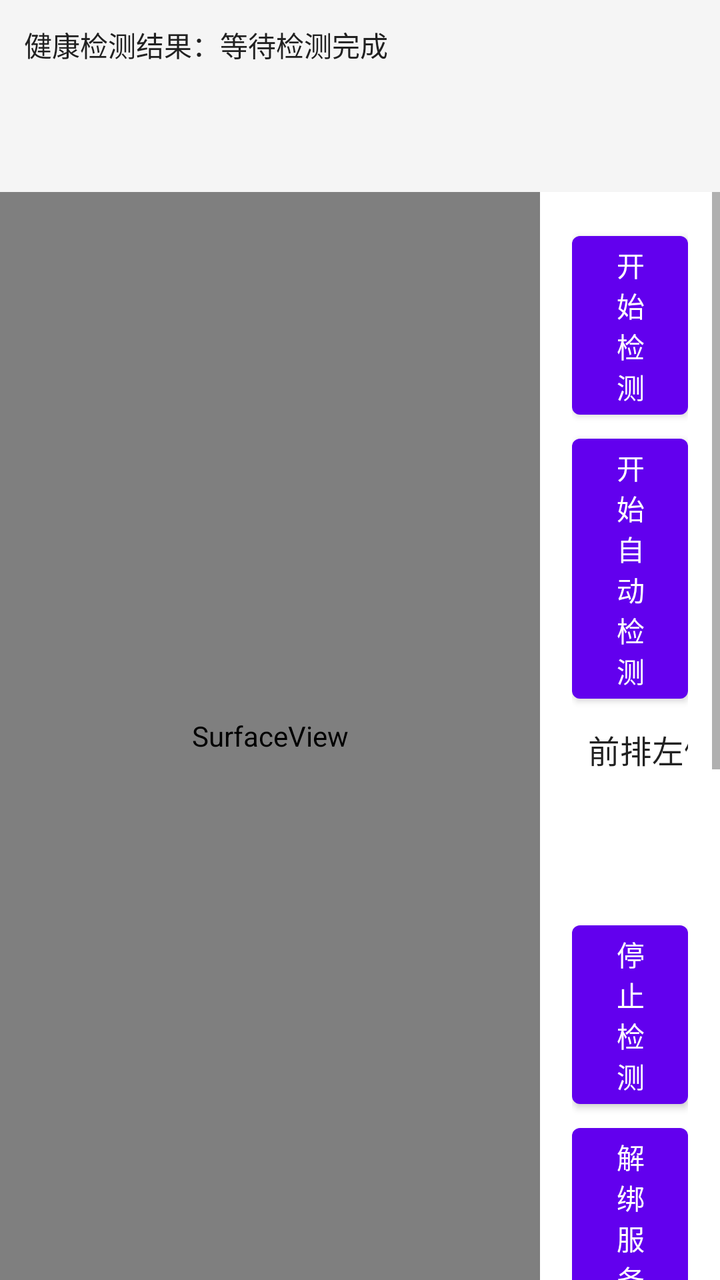
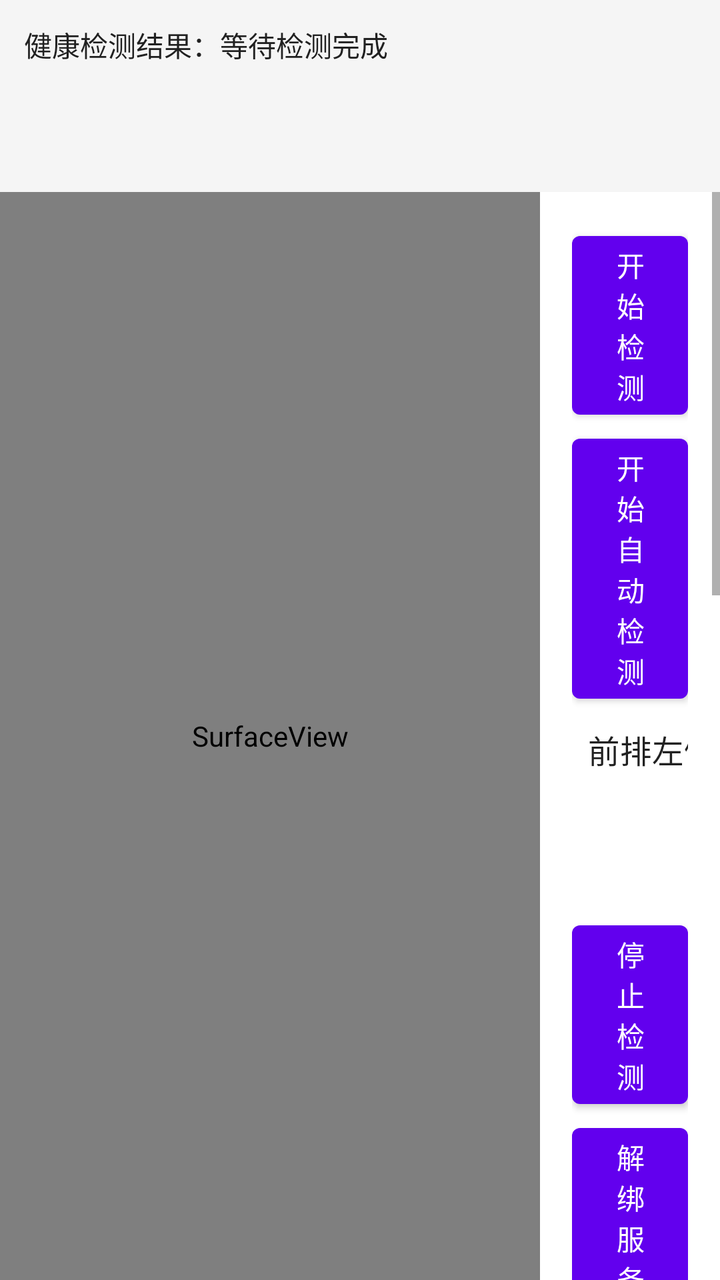

An Android layout rendered at two revisions. The XML below is the earlier revision; the diff shows what the commit changed to produce the second picture.
<!-- AndroidManifest.xml: application theme Theme.HealthDetectClient -->
<!-- res/layout/activity_main.xml -->
<?xml version="1.0" encoding="utf-8"?>
<LinearLayout xmlns:android="http://schemas.android.com/apk/res/android"
    android:layout_width="match_parent"
    android:layout_height="match_parent"
    android:orientation="vertical">

    <TextView
        android:id="@+id/tv_health_result"
        android:layout_width="match_parent"
        android:layout_height="wrap_content"
        android:background="#F5F5F5"
        android:minHeight="96dp"
        android:padding="12dp"
        android:text="@string/health_result_waiting"
        android:textColor="#212121"
        android:textIsSelectable="true" />

    <LinearLayout
        android:layout_width="match_parent"
        android:layout_height="0dp"
        android:layout_weight="1"
        android:gravity="center_vertical"
        android:orientation="horizontal">

        <SurfaceView
            android:id="@+id/sv_preview"
            android:layout_width="0dp"
            android:layout_height="match_parent"
            android:layout_weight="3"
            android:keepScreenOn="true" />

        <ScrollView
            android:layout_width="0dp"
            android:layout_height="match_parent"
            android:layout_weight="1"
            android:fillViewport="true">

        <LinearLayout
            android:layout_width="match_parent"
            android:layout_height="wrap_content"
            android:orientation="vertical"
            android:padding="16dp">

            <Button
                android:id="@+id/bt_bind"
                android:layout_width="match_parent"
                android:layout_height="wrap_content"
                android:text="@string/bt_bind" />

            <Button
                android:id="@+id/bt_auto"
                android:layout_width="match_parent"
                android:layout_height="wrap_content"
                android:text="@string/bt_auto" />

            <LinearLayout
                android:layout_width="match_parent"
                android:layout_height="wrap_content"
                android:orientation="horizontal">

                <Spinner
                    android:id="@+id/spinner_update_seat"
                    android:layout_width="0dp"
                    android:layout_height="wrap_content"
                    android:layout_weight="1"
                    android:entries="@array/update_seat_options"
                    android:spinnerMode="dropdown" />

                <Button
                    android:id="@+id/bt_update_seat"
                    android:layout_width="wrap_content"
                    android:layout_height="wrap_content"
                    android:text="@string/bt_update_seat" />
            </LinearLayout>

            <Button
                android:id="@+id/bt_stop_detect"
                android:layout_width="match_parent"
                android:layout_height="wrap_content"
                android:text="@string/bt_stop_detect" />

            <Button
                android:id="@+id/bt_unbind"
                android:layout_width="match_parent"
                android:layout_height="wrap_content"
                android:text="@string/bt_unbind" />

            <Button
                android:id="@+id/bt_toast"
                android:layout_width="match_parent"
                android:layout_height="wrap_content"
                android:text="@string/bt_toast" />

            <LinearLayout
                android:layout_width="match_parent"
                android:layout_height="wrap_content"
                android:orientation="horizontal">

                <EditText
                    android:id="@+id/et_preview_camera_id"
                    android:layout_width="0dp"
                    android:layout_height="wrap_content"
                    android:layout_weight="1"
                    android:hint="@string/hint_preview_camera_id"
                    android:inputType="number"
                    android:text="31" />

                <Button
                    android:id="@+id/bt_open_preview"
                    android:layout_width="wrap_content"
                    android:layout_height="wrap_content"
                    android:text="@string/bt_open_preview" />
            </LinearLayout>

            <Button
                android:id="@+id/bt_close_preview"
                android:layout_width="match_parent"
                android:layout_height="wrap_content"
                android:text="@string/bt_close_preview" />

            <Button
                android:id="@+id/bt_exit"
                android:layout_width="match_parent"
                android:layout_height="wrap_content"
                android:text="@string/bt_exit" />

        </LinearLayout>
        </ScrollView>
    </LinearLayout>

</LinearLayout>
<!-- resources referenced by this layout -->
<resources>
  <string-array name="update_seat_options">
          <item>前排左侧</item>
          <item>前排右侧</item>
          <item>后排左侧</item>
          <item>后排右侧</item>
      </string-array>
  <string name="bt_auto">开始自动检测</string>
  <string name="bt_bind">开始检测</string>
  <string name="bt_close_preview">关闭预览</string>
  <string name="bt_exit">退出程序</string>
  <string name="bt_open_preview">打开预览</string>
  <string name="bt_stop_detect">停止检测</string>
  <string name="bt_toast">当前检测座位</string>
  <string name="bt_unbind">解绑服务</string>
  <string name="bt_update_seat">更新座位</string>
  <string name="health_result_waiting">健康检测结果：等待检测完成</string>
  <string name="hint_preview_camera_id">设置摄像头ID，默认13</string>
  <style name="Theme.HealthDetectClient" parent="Theme.MaterialComponents.DayNight.DarkActionBar">
          
          <item name="colorPrimary">@color/purple_500</item>
          <item name="colorPrimaryVariant">@color/purple_700</item>
          <item name="colorOnPrimary">@color/white</item>
          
          <item name="colorSecondary">@color/teal_200</item>
          <item name="colorSecondaryVariant">@color/teal_700</item>
          <item name="colorOnSecondary">@color/black</item>
          
          <item name="android:statusBarColor">?attr/colorPrimaryVariant</item>
          
      </style>
  <color name="purple_500">#FF6200EE</color>
  <color name="purple_700">#FF3700B3</color>
  <color name="white">#FFFFFFFF</color>
  <color name="teal_200">#FF03DAC5</color>
  <color name="teal_700">#FF018786</color>
  <color name="black">#FF000000</color>
</resources>

<!-- the commit's change to res/layout/activity_main.xml (unified diff, before → after) -->
@@ -119,6 +119,27 @@
                 android:text="@string/bt_close_preview" />
 
             <Button
+                android:id="@+id/bt_start_face_tracking"
+                android:layout_width="match_parent"
+                android:layout_height="wrap_content"
+                android:text="@string/bt_start_face_tracking" />
+
+            <Button
+                android:id="@+id/bt_stop_face_tracking"
+                android:layout_width="match_parent"
+                android:layout_height="wrap_content"
+                android:text="@string/bt_stop_face_tracking" />
+
+            <TextView
+                android:id="@+id/tv_face_coordinates"
+                android:layout_width="match_parent"
+                android:layout_height="wrap_content"
+                android:minHeight="72dp"
+                android:padding="8dp"
+                android:text="@string/face_coordinates_waiting"
+                android:textIsSelectable="true" />
+
+            <Button
                 android:id="@+id/bt_exit"
                 android:layout_width="match_parent"
                 android:layout_height="wrap_content"
<!-- resource entries referenced after the edit -->
@@ -11,10 +11,13 @@
   <string name="bt_close_preview">关闭预览</string>
   <string name="bt_exit">退出程序</string>
   <string name="bt_open_preview">打开预览</string>
+  <string name="bt_start_face_tracking">开始获取人脸坐标</string>
   <string name="bt_stop_detect">停止检测</string>
+  <string name="bt_stop_face_tracking">停止获取人脸坐标</string>
   <string name="bt_toast">当前检测座位</string>
   <string name="bt_unbind">解绑服务</string>
   <string name="bt_update_seat">更新座位</string>
+  <string name="face_coordinates_waiting">人脸坐标：等待数据</string>
   <string name="health_result_waiting">健康检测结果：等待检测完成</string>
   <string name="hint_preview_camera_id">设置摄像头ID，默认13</string>
   <style name="Theme.HealthDetectClient" parent="Theme.MaterialComponents.DayNight.DarkActionBar">
